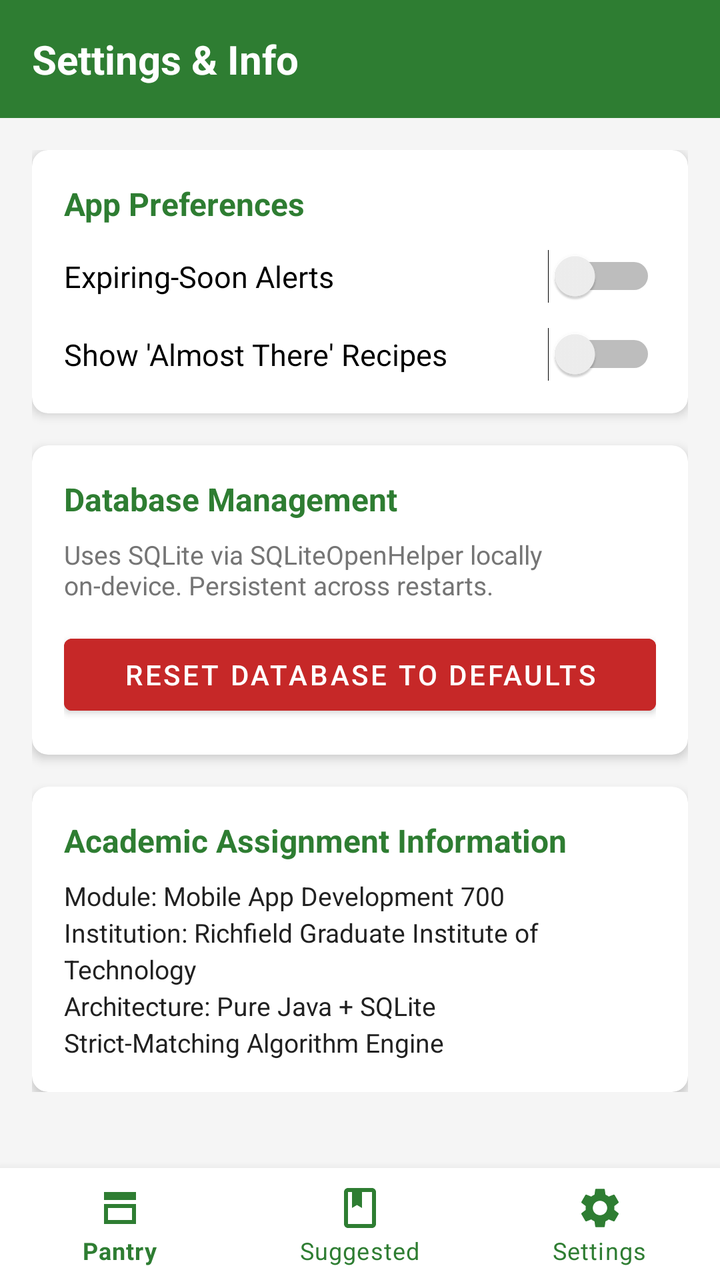
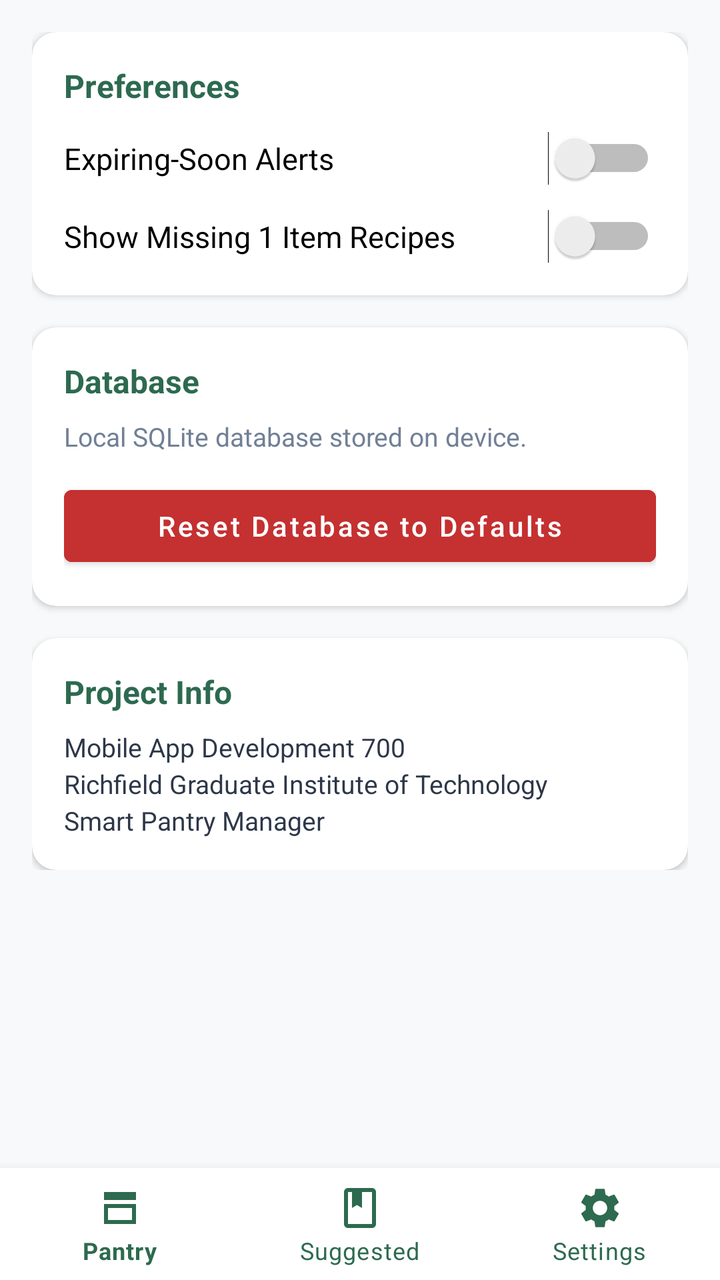

The first picture is an Android layout as it rendered before a commit; the second is the same layout after the commit. The layout source and the unified diff follow.
<!-- AndroidManifest.xml: application theme Theme.SmartPantryManager -->
<!-- res/layout/activity_settings.xml -->
<?xml version="1.0" encoding="utf-8"?>
<androidx.constraintlayout.widget.ConstraintLayout xmlns:android="http://schemas.android.com/apk/res/android"
    xmlns:app="http://schemas.android.com/apk/res-auto"
    android:layout_width="match_parent"
    android:layout_height="match_parent"
    android:background="@color/background">

    <TextView
        android:id="@+id/tvHeaderSettings"
        android:layout_width="match_parent"
        android:layout_height="wrap_content"
        android:background="@color/primary"
        android:padding="16dp"
        android:text="Settings &amp; Info"
        android:textColor="@android:color/white"
        android:textSize="20sp"
        android:textStyle="bold"
        app:layout_constraintTop_toTopOf="parent" />

    <ScrollView
        android:layout_width="0dp"
        android:layout_height="0dp"
        android:padding="16dp"
        app:layout_constraintTop_toBottomOf="@id/tvHeaderSettings"
        app:layout_constraintBottom_toTopOf="@id/bottomNavigation"
        app:layout_constraintStart_toStartOf="parent"
        app:layout_constraintEnd_toEndOf="parent">

        <LinearLayout
            android:layout_width="match_parent"
            android:layout_height="wrap_content"
            android:orientation="vertical">

            <androidx.cardview.widget.CardView
                android:layout_width="match_parent"
                android:layout_height="wrap_content"
                app:cardCornerRadius="8dp"
                app:cardElevation="3dp"
                android:layout_marginBottom="16dp">

                <LinearLayout
                    android:layout_width="match_parent"
                    android:layout_height="wrap_content"
                    android:orientation="vertical"
                    android:padding="16dp">

                    <TextView
                        android:layout_width="wrap_content"
                        android:layout_height="wrap_content"
                        android:text="App Preferences"
                        android:textColor="@color/primary"
                        android:textSize="16sp"
                        android:textStyle="bold"
                        android:layout_marginBottom="12dp" />

                    <Switch
                        android:id="@+id/switchExpiryAlerts"
                        android:layout_width="match_parent"
                        android:layout_height="wrap_content"
                        android:text="Expiring-Soon Alerts"
                        android:textSize="15sp"
                        android:layout_marginBottom="12dp" />

                    <Switch
                        android:id="@+id/switchShowAlmostThere"
                        android:layout_width="match_parent"
                        android:layout_height="wrap_content"
                        android:text="Show 'Almost There' Recipes"
                        android:textSize="15sp" />
                </LinearLayout>
            </androidx.cardview.widget.CardView>

            <androidx.cardview.widget.CardView
                android:layout_width="match_parent"
                android:layout_height="wrap_content"
                app:cardCornerRadius="8dp"
                app:cardElevation="3dp"
                android:layout_marginBottom="16dp">

                <LinearLayout
                    android:layout_width="match_parent"
                    android:layout_height="wrap_content"
                    android:orientation="vertical"
                    android:padding="16dp">

                    <TextView
                        android:layout_width="wrap_content"
                        android:layout_height="wrap_content"
                        android:text="Database Management"
                        android:textColor="@color/primary"
                        android:textSize="16sp"
                        android:textStyle="bold"
                        android:layout_marginBottom="8dp" />

                    <TextView
                        android:layout_width="match_parent"
                        android:layout_height="wrap_content"
                        android:text="Uses SQLite via SQLiteOpenHelper locally on-device. Persistent across restarts."
                        android:textColor="@color/text_secondary"
                        android:textSize="13sp"
                        android:layout_marginBottom="12dp" />

                    <Button
                        android:id="@+id/btnResetDatabase"
                        android:layout_width="match_parent"
                        android:layout_height="48dp"
                        android:backgroundTint="@color/error"
                        android:text="Reset Database to Defaults"
                        android:textColor="@android:color/white" />
                </LinearLayout>
            </androidx.cardview.widget.CardView>

            <androidx.cardview.widget.CardView
                android:layout_width="match_parent"
                android:layout_height="wrap_content"
                app:cardCornerRadius="8dp"
                app:cardElevation="3dp">

                <LinearLayout
                    android:layout_width="match_parent"
                    android:layout_height="wrap_content"
                    android:orientation="vertical"
                    android:padding="16dp">

                    <TextView
                        android:layout_width="wrap_content"
                        android:layout_height="wrap_content"
                        android:text="Academic Assignment Information"
                        android:textColor="@color/primary"
                        android:textSize="16sp"
                        android:textStyle="bold"
                        android:layout_marginBottom="8dp" />

                    <TextView
                        android:layout_width="match_parent"
                        android:layout_height="wrap_content"
                        android:lineSpacingExtra="3dp"
                        android:text="Module: Mobile App Development 700\nInstitution: Richfield Graduate Institute of Technology\nArchitecture: Pure Java + SQLite\nStrict-Matching Algorithm Engine"
                        android:textColor="@color/text_primary"
                        android:textSize="13sp" />
                </LinearLayout>
            </androidx.cardview.widget.CardView>

        </LinearLayout>
    </ScrollView>

    <com.google.android.material.bottomnavigation.BottomNavigationView
        android:id="@+id/bottomNavigation"
        android:layout_width="match_parent"
        android:layout_height="wrap_content"
        android:background="@color/surface"
        app:itemIconTint="@color/primary"
        app:itemTextColor="@color/primary"
        app:menu="@menu/bottom_nav_menu"
        app:layout_constraintBottom_toBottomOf="parent" />

</androidx.constraintlayout.widget.ConstraintLayout>
<!-- resources referenced by this layout -->
<resources>
  <color name="background">#F5F5F5</color>
  <color name="error">#C62828</color>
  <color name="primary">#2E7D32</color>
  <color name="surface">#FFFFFF</color>
  <color name="text_primary">#212121</color>
  <color name="text_secondary">#757575</color>
  <style name="Theme.SmartPantryManager" parent="Theme.MaterialComponents.DayNight.DarkActionBar">
          <item name="colorPrimary">@color/primary</item>
          <item name="colorPrimaryVariant">@color/primary_dark</item>
          <item name="colorOnPrimary">@android:color/white</item>
          <item name="colorSecondary">@color/accent</item>
          <item name="colorOnSecondary">@android:color/white</item>
          <item name="android:statusBarColor">?attr/colorPrimaryVariant</item>
      </style>
  <color name="primary_dark">#1B5E20</color>
  <color name="accent">#4CAF50</color>
</resources>

<!-- the commit's change to res/layout/activity_settings.xml (unified diff, before → after) -->
@@ -5,23 +5,11 @@
     android:layout_height="match_parent"
     android:background="@color/background">
 
-    <TextView
-        android:id="@+id/tvHeaderSettings"
-        android:layout_width="match_parent"
-        android:layout_height="wrap_content"
-        android:background="@color/primary"
-        android:padding="16dp"
-        android:text="Settings &amp; Info"
-        android:textColor="@android:color/white"
-        android:textSize="20sp"
-        android:textStyle="bold"
-        app:layout_constraintTop_toTopOf="parent" />
-
     <ScrollView
         android:layout_width="0dp"
         android:layout_height="0dp"
         android:padding="16dp"
-        app:layout_constraintTop_toBottomOf="@id/tvHeaderSettings"
+        app:layout_constraintTop_toTopOf="parent"
         app:layout_constraintBottom_toTopOf="@id/bottomNavigation"
         app:layout_constraintStart_toStartOf="parent"
         app:layout_constraintEnd_toEndOf="parent">
@@ -34,8 +22,8 @@
             <androidx.cardview.widget.CardView
                 android:layout_width="match_parent"
                 android:layout_height="wrap_content"
-                app:cardCornerRadius="8dp"
-                app:cardElevation="3dp"
+                app:cardCornerRadius="12dp"
+                app:cardElevation="2dp"
                 android:layout_marginBottom="16dp">
 
                 <LinearLayout
@@ -47,7 +35,7 @@
                     <TextView
                         android:layout_width="wrap_content"
                         android:layout_height="wrap_content"
-                        android:text="App Preferences"
+                        android:text="Preferences"
                         android:textColor="@color/primary"
                         android:textSize="16sp"
                         android:textStyle="bold"
@@ -65,7 +53,7 @@
                         android:id="@+id/switchShowAlmostThere"
                         android:layout_width="match_parent"
                         android:layout_height="wrap_content"
-                        android:text="Show 'Almost There' Recipes"
+                        android:text="Show Missing 1 Item Recipes"
                         android:textSize="15sp" />
                 </LinearLayout>
             </androidx.cardview.widget.CardView>
@@ -73,8 +61,8 @@
             <androidx.cardview.widget.CardView
                 android:layout_width="match_parent"
                 android:layout_height="wrap_content"
-                app:cardCornerRadius="8dp"
-                app:cardElevation="3dp"
+                app:cardCornerRadius="12dp"
+                app:cardElevation="2dp"
                 android:layout_marginBottom="16dp">
 
                 <LinearLayout
@@ -86,7 +74,7 @@
                     <TextView
                         android:layout_width="wrap_content"
                         android:layout_height="wrap_content"
-                        android:text="Database Management"
+                        android:text="Database"
                         android:textColor="@color/primary"
                         android:textSize="16sp"
                         android:textStyle="bold"
@@ -95,7 +83,7 @@
                     <TextView
                         android:layout_width="match_parent"
                         android:layout_height="wrap_content"
-                        android:text="Uses SQLite via SQLiteOpenHelper locally on-device. Persistent across restarts."
+                        android:text="Local SQLite database stored on device."
                         android:textColor="@color/text_secondary"
                         android:textSize="13sp"
                         android:layout_marginBottom="12dp" />
@@ -106,6 +94,7 @@
                         android:layout_height="48dp"
                         android:backgroundTint="@color/error"
                         android:text="Reset Database to Defaults"
+                        android:textAllCaps="false"
                         android:textColor="@android:color/white" />
                 </LinearLayout>
             </androidx.cardview.widget.CardView>
@@ -113,8 +102,8 @@
             <androidx.cardview.widget.CardView
                 android:layout_width="match_parent"
                 android:layout_height="wrap_content"
-                app:cardCornerRadius="8dp"
-                app:cardElevation="3dp">
+                app:cardCornerRadius="12dp"
+                app:cardElevation="2dp">
 
                 <LinearLayout
                     android:layout_width="match_parent"
@@ -125,7 +114,7 @@
                     <TextView
                         android:layout_width="wrap_content"
                         android:layout_height="wrap_content"
-                        android:text="Academic Assignment Information"
+                        android:text="Project Info"
                         android:textColor="@color/primary"
                         android:textSize="16sp"
                         android:textStyle="bold"
@@ -135,7 +124,7 @@
                         android:layout_width="match_parent"
                         android:layout_height="wrap_content"
                         android:lineSpacingExtra="3dp"
-                        android:text="Module: Mobile App Development 700\nInstitution: Richfield Graduate Institute of Technology\nArchitecture: Pure Java + SQLite\nStrict-Matching Algorithm Engine"
+                        android:text="Mobile App Development 700\nRichfield Graduate Institute of Technology\nSmart Pantry Manager"
                         android:textColor="@color/text_primary"
                         android:textSize="13sp" />
                 </LinearLayout>
@@ -149,6 +138,7 @@
         android:layout_width="match_parent"
         android:layout_height="wrap_content"
         android:background="@color/surface"
+        app:elevation="8dp"
         app:itemIconTint="@color/primary"
         app:itemTextColor="@color/primary"
         app:menu="@menu/bottom_nav_menu"
<!-- resource entries referenced after the edit -->
@@ -1,20 +1,20 @@
 <!-- resources referenced by this layout -->
 <resources>
-  <color name="background">#F5F5F5</color>
-  <color name="error">#C62828</color>
-  <color name="primary">#2E7D32</color>
+  <color name="background">#F8F9FA</color>
+  <color name="error">#C53030</color>
+  <color name="primary">#2D6A4F</color>
   <color name="surface">#FFFFFF</color>
-  <color name="text_primary">#212121</color>
-  <color name="text_secondary">#757575</color>
+  <color name="text_primary">#2D3748</color>
+  <color name="text_secondary">#718096</color>
   <style name="Theme.SmartPantryManager" parent="Theme.MaterialComponents.DayNight.DarkActionBar">
           <item name="colorPrimary">@color/primary</item>
           <item name="colorPrimaryVariant">@color/primary_dark</item>
           <item name="colorOnPrimary">@android:color/white</item>
           <item name="colorSecondary">@color/accent</item>
           <item name="colorOnSecondary">@android:color/white</item>
-          <item name="android:statusBarColor">?attr/colorPrimaryVariant</item>
+          <item name="android:statusBarColor">@color/primary_dark</item>
       </style>
-  <color name="primary_dark">#1B5E20</color>
-  <color name="accent">#4CAF50</color>
+  <color name="primary_dark">#1B4332</color>
+  <color name="accent">#40916C</color>
 </resources>
 
